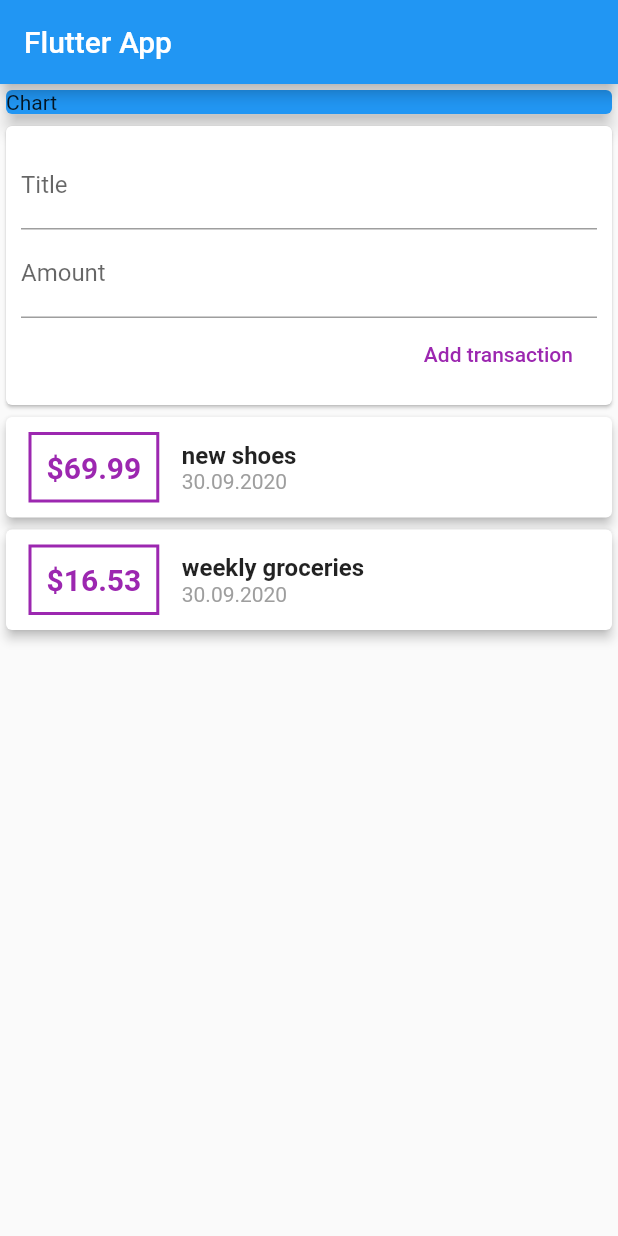
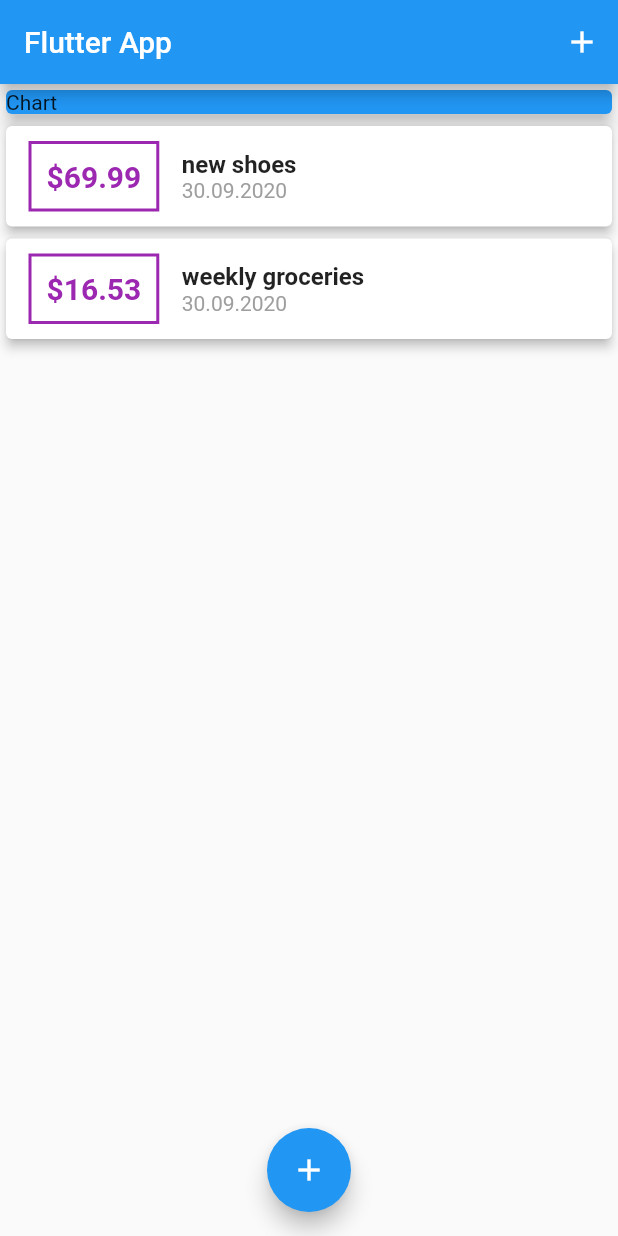
Before and after one commit to mirecta/flutter, a Flutter app: the screen it shows after launch, on a phone screen of 412 x 824 dp. Run offline on Flutter 3.47's test engine with Material 2 defaults, Android fonts, the phone set to English and light mode, and no system bars.

```diff
--- a/hello_world2/lib/main.dart
+++ b/hello_world2/lib/main.dart
@@ -1,7 +1,7 @@
 import 'package:flutter/material.dart';
-import './widgets/user_transactions.dart';
-
-
+import './widgets/new_transaction.dart';
+import './widgets/transaction_list.dart';
+import './models/transaction.dart';
 
 void main() {
   runApp(MyApp());
@@ -22,21 +22,60 @@ class MyApp extends StatelessWidget {
   }
 }
 
-class MyHomePage extends StatelessWidget {
+class MyHomePage extends StatefulWidget {
   MyHomePage({Key key}) : super(key: key);
 
-  // String titleInput;
-  // String amountInput;
-  final titleEditingController = TextEditingController();
-  final amountEditingController = TextEditingController();
+  @override
+  _MyHomePageState createState() => _MyHomePageState();
+}
+
+class _MyHomePageState extends State<MyHomePage> {
+  final List<Transaction> _userTransactions = [
+    Transaction(
+        id: 't1', title: "new shoes", amount: 69.99, date: DateTime.now()),
+    Transaction(
+        id: 't2',
+        title: "weekly groceries",
+        amount: 16.53,
+        date: DateTime.now()),
+  ];
+
+  void _addNewTransaction(String title, double amount) {
+    final newTx = Transaction(
+        title: title,
+        amount: amount,
+        date: DateTime.now(),
+        id: DateTime.now().toString());
+    setState(() {
+      _userTransactions.add(newTx);
+    });
+  }
+
+  void _startAddNewTransaction(BuildContext ctx) {
+    showModalBottomSheet(
+        context: ctx,
+        builder: (_) {
+          return GestureDetector(
+            child: NewTransaction(_addNewTransaction),
+            onTap: () {},
+            behavior: HitTestBehavior.opaque,
+          );
+        });
+  }
+
   @override
   Widget build(BuildContext context) {
     return Scaffold(
       appBar: AppBar(
         title: Text("Flutter App"),
+        actions: [
+          IconButton(
+              icon: Icon(Icons.add),
+              onPressed: () => _startAddNewTransaction(context))
+        ],
       ),
       body: SingleChildScrollView(
-              child: Column(
+        child: Column(
           //mainAxisAlignment: MainAxisAlignment.spaceAround,
           crossAxisAlignment: CrossAxisAlignment.stretch,
           children: [
@@ -48,10 +87,17 @@ class MyHomePage extends StatelessWidget {
                 elevation: 5,
               ),
             ),
-          UserTransactions()
+            TransactionList(_userTransactions)
           ],
         ),
       ),
+      floatingActionButton: FloatingActionButton(
+        child: Icon(Icons.add),
+        onPressed: () {
+          _startAddNewTransaction(context);
+        },
+      ),
+      floatingActionButtonLocation: FloatingActionButtonLocation.centerFloat,
     );
   }
 }
--- a/hello_world2/lib/widgets/transaction_list.dart
+++ b/hello_world2/lib/widgets/transaction_list.dart
@@ -25,7 +25,7 @@ class TransactionList extends StatelessWidget {
                       width: 2,
                     )),
                     child: Text(
-                      '\$${transactions[index].amount}',
+                      '\$${transactions[index].amount.toStringAsFixed(2)}',
                       style: TextStyle(
                         fontWeight: FontWeight.bold,
                         fontSize: 20,
--- a/hello_world2/lib/widgets/user_transactions.dart
+++ /dev/null
@@ -1,36 +0,0 @@
-import 'package:flutter/material.dart';
-import './new_transaction.dart';
-import './transaction_list.dart';
-import '../models/transaction.dart';
-
-class UserTransactions extends StatefulWidget {
-  @override
-  _UserTransactionsState createState() => _UserTransactionsState();
-}
-
-class _UserTransactionsState extends State<UserTransactions> {
-  final List<Transaction> _userTransactions = [
-    Transaction(
-        id: 't1', title: "new shoes", amount: 69.99, date: DateTime.now()),
-    Transaction(
-        id: 't2',
-        title: "weekly groceries",
-        amount: 16.53,
-        date: DateTime.now()),
-  ];
-
-  void _addNewTransaction(String title, double amount) {
-    final newTx =
-        Transaction(title: title, amount: amount, date: DateTime.now(),id:DateTime.now().toString());
-        setState(() {
-          _userTransactions.add(newTx);
-        });
-  }
-
-  @override
-  Widget build(BuildContext context) {
-    return Column(
-      children: [NewTransaction(_addNewTransaction), TransactionList(_userTransactions)],
-    );
-  }
-}
```
Also changed, not shown: hello_world2/lib/widgets/new_transaction.dart (+24 -9 lines).
